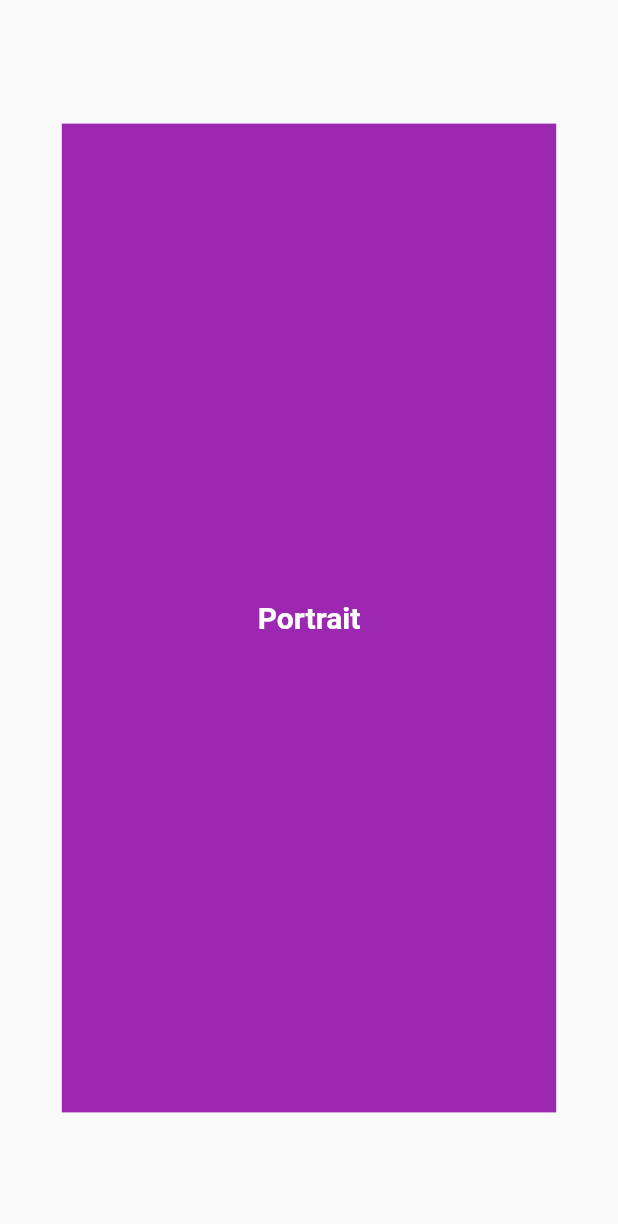
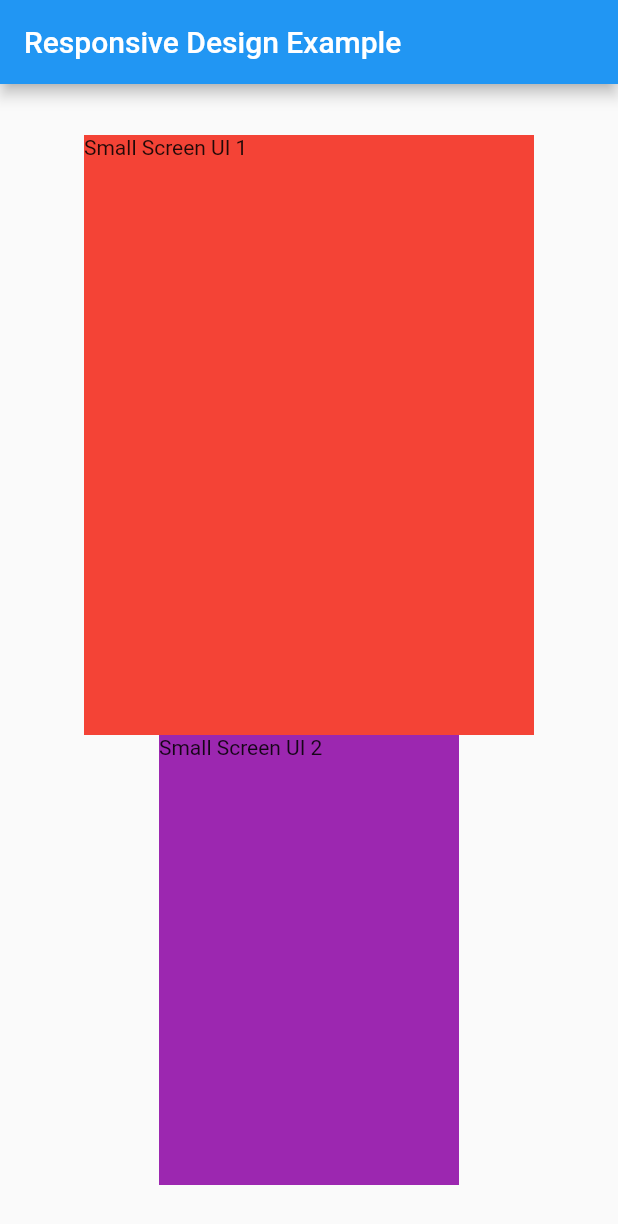
Before and after one commit to atik-sabuj/mediaQuery, a Flutter app: the screen it shows after launch, on a phone screen of 412 x 824 dp. Shown: the top 1224 px of the screen. Run offline on Flutter 3.47's test engine with Material 2 defaults, Android fonts, the phone set to English and light mode, and no system bars; our stand-ins replace flutter_screenutil.

Commit message:
LayoutBuilder to conditionally render different UI based on the screen width

```diff
--- a/lib/home_page.dart
+++ b/lib/home_page.dart
@@ -1,5 +1,5 @@
 import 'package:flutter/material.dart';
-import 'package:flutter_screenutil/flutter_screenutil.dart';
+
 
 class HomePage extends StatefulWidget {
   const HomePage({super.key});
@@ -41,6 +41,7 @@ class _HomePageState extends State<HomePage> {
   return Scaffold(
 
     // we can use builder or Orientation Builder; both are same
+
 /*    body: Builder(
       builder: (context) {
         if(mediaQuery.orientation == Orientation.portrait) {
--- a/lib/main.dart
+++ b/lib/main.dart
@@ -1,6 +1,7 @@
 import 'package:flutter/material.dart';
 import 'package:flutter_screenutil/flutter_screenutil.dart';
 import 'package:task6/home_page.dart';
+import 'package:task6/practice_page.dart';
 
 void main() {
   runApp(const MyApp());
@@ -28,7 +29,8 @@ class MyApp extends StatelessWidget {
           home: child,
         );
       },
-      child: const HomePage(),
+      //child: const HomePage(),
+      child: const PracticePage(),
     );
   }
 }
--- /dev/null
+++ b/lib/practice_page.dart
@@ -0,0 +1,71 @@
+import 'dart:ui';
+
+import 'package:flutter/material.dart';
+
+class PracticePage extends StatelessWidget {
+  const PracticePage({super.key});
+
+  @override
+  Widget build(BuildContext context) {
+    return Scaffold(
+      appBar: AppBar(
+        title: Text('Responsive Design Example'),
+      ),
+      body: Center(
+        child: LayoutBuilder(
+          builder: (BuildContext context, BoxConstraints constraints) {
+            if (constraints.maxWidth < 600) {
+              return _buildSmallScreenUI();
+            } else {
+              return _buildLargeScreenUI();
+            }
+          },
+        ),
+      ),
+    );
+  }
+
+  Widget _buildSmallScreenUI() {
+    return Center(
+      child: Column(
+        mainAxisAlignment: MainAxisAlignment.center,
+        children: [
+          Container(
+            height: 400,
+            width: 300,
+            color: Colors.red,
+            child: Text('Small Screen UI 1'),
+          ),
+          Container(
+            height: 300,
+            width: 200,
+            color: Colors.purple,
+            child: Text('Small Screen UI 2'),
+          ),
+        ],
+      ),
+    );
+  }
+
+  Widget _buildLargeScreenUI() {
+    return Center(
+      child: Column(
+        mainAxisAlignment: MainAxisAlignment.center,
+        children: [
+          Container(
+            height: 400,
+            width: 300,
+            color: Colors.yellow,
+            child: Text('Big Screen UI 1'),
+          ),
+          Container(
+            height: 300,
+            width: 200,
+            color: Colors.pinkAccent,
+            child: Text('Big Screen UI 2'),
+          ),
+        ],
+      ),
+    );
+  }
+}
```
